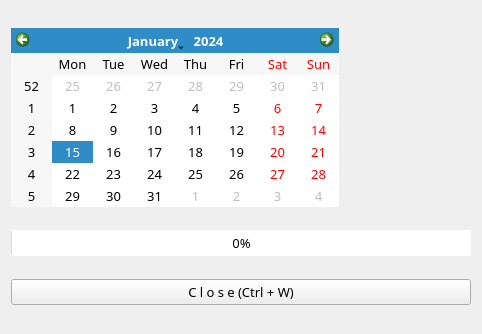
Old version of the form src/resources/auto_file_delete.ui in the repository sijung21/js06.
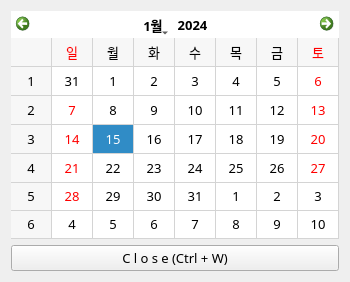
New version of the form. Icons and pictures are not drawn.

Commit message: Simplified file delete UI

What changed in the file:
```diff
--- a/src/resources/auto_file_delete.ui
+++ b/src/resources/auto_file_delete.ui
@@ -9,15 +9,15 @@
    <rect>
     <x>0</x>
     <y>0</y>
-    <width>482</width>
-    <height>334</height>
+    <width>298</width>
+    <height>282</height>
    </rect>
   </property>
   <property name="font">
    <font>
     <family>KoPubWorld돋움체 Medium</family>
     <pointsize>10</pointsize>
-    <weight>7</weight>
+    <weight>50</weight>
     <italic>false</italic>
     <bold>false</bold>
    </font>
@@ -37,34 +37,32 @@
   </property>
   <layout class="QVBoxLayout" name="verticalLayout">
    <item>
+    <layout class="QVBoxLayout" name="verticalLayout_2">
+     <item>
     <widget class="QCalendarWidget" name="calendarWidget">
      <property name="sizePolicy">
-      <sizepolicy hsizetype="Maximum" vsizetype="Maximum">
+        <sizepolicy hsizetype="Minimum" vsizetype="Minimum">
        <horstretch>0</horstretch>
        <verstretch>0</verstretch>
       </sizepolicy>
      </property>
-    </widget>
-   </item>
-   <item>
-    <widget class="QProgressBar" name="progressBar">
-     <property name="sizePolicy">
-      <sizepolicy hsizetype="Preferred" vsizetype="Fixed">
-       <horstretch>0</horstretch>
-       <verstretch>0</verstretch>
-      </sizepolicy>
+       <property name="font">
+        <font>
+         <family>Noto Sans</family>
+        </font>
      </property>
      <property name="styleSheet">
-      <string notr="true">border-color: rgb(255, 119, 226);</string>
-     </property>
-     <property name="minimum">
-      <number>0</number>
-     </property>
-     <property name="value">
-      <number>0</number>
-     </property>
-     <property name="alignment">
-      <set>Qt::AlignCenter</set>
+        <string notr="true">background-color: rgb(255, 255, 255);
+color: rgb(0, 0, 0);</string>
+       </property>
+       <property name="locale">
+        <locale language="Korean" country="SouthKorea"/>
+       </property>
+       <property name="firstDayOfWeek">
+        <enum>Qt::Sunday</enum>
+       </property>
+       <property name="gridVisible">
+        <bool>true</bool>
      </property>
     </widget>
    </item>
@@ -72,9 +70,9 @@
     <widget class="QPushButton" name="exit_pushButton">
      <property name="font">
       <font>
-       <family>KoPubWorld돋움체 Medium</family>
+         <family>Noto Sans</family>
        <pointsize>10</pointsize>
-       <weight>7</weight>
+         <weight>50</weight>
        <italic>false</italic>
        <bold>false</bold>
       </font>
@@ -92,6 +90,8 @@
       <string>Ctrl+W</string>
      </property>
     </widget>
+     </item>
+    </layout>
    </item>
   </layout>
  </widget>
```
Left out of the diff: 2 changed lines with no effect on the pictures. Lines whose indentation alone changed are shown as unchanged. The commit also changes 2 other files.
